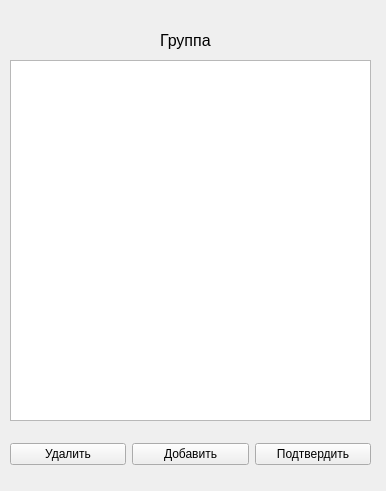
MariyaMari/myJournal, file ElectronicJournal/formgroup.ui: the form before one commit.
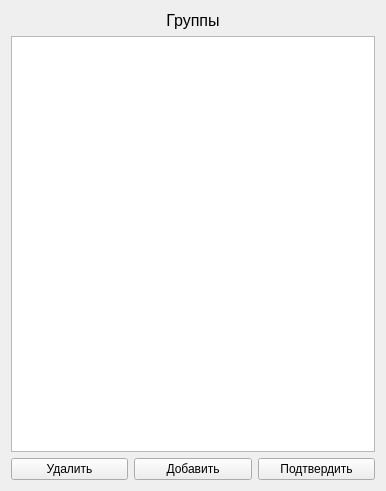
The form after the commit.

The edit to the form file:
```diff
--- a/ElectronicJournal/formgroup.ui
+++ b/ElectronicJournal/formgroup.ui
@@ -13,43 +13,30 @@
   <property name="windowTitle">
    <string>Form</string>
   </property>
+  <layout class="QGridLayout" name="gridLayout_2">
+   <item row="0" column="0">
   <widget class="QLabel" name="label">
-   <property name="geometry">
-    <rect>
-     <x>160</x>
-     <y>30</y>
-     <width>81</width>
-     <height>21</height>
-    </rect>
-   </property>
    <property name="font">
     <font>
      <pointsize>12</pointsize>
     </font>
    </property>
    <property name="text">
-    <string>Группа</string>
-   </property>
-  </widget>
-  <widget class="QTableView" name="tableView">
-   <property name="geometry">
-    <rect>
-     <x>10</x>
-     <y>60</y>
-     <width>361</width>
-     <height>361</height>
-    </rect>
-   </property>
-  </widget>
-  <widget class="QWidget" name="gridLayoutWidget">
-   <property name="geometry">
-    <rect>
-     <x>10</x>
-     <y>429</y>
-     <width>361</width>
-     <height>51</height>
-    </rect>
-   </property>
+      <string>Группы</string>
+     </property>
+     <property name="alignment">
+      <set>Qt::AlignCenter</set>
+     </property>
+    </widget>
+   </item>
+   <item row="1" column="0">
+    <layout class="QVBoxLayout" name="verticalLayout">
+     <item>
+      <widget class="QTableView" name="tableView"/>
+     </item>
+    </layout>
+   </item>
+   <item row="2" column="0">
    <layout class="QGridLayout" name="gridLayout">
     <item row="0" column="0">
      <widget class="QPushButton" name="pushButton">
@@ -73,7 +60,8 @@
      </widget>
     </item>
    </layout>
-  </widget>
+   </item>
+  </layout>
  </widget>
  <resources/>
  <connections/>
```
Lines whose indentation alone changed are shown as unchanged.
